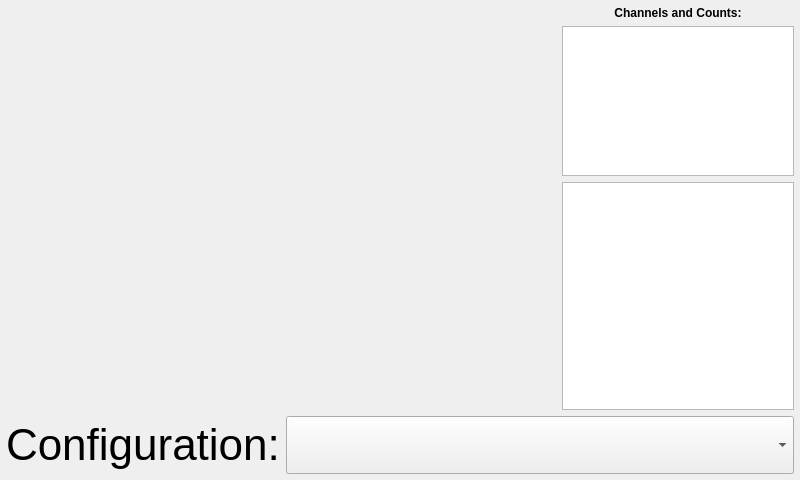
First picture: the form in ui/CameraLiveWidget.ui, repository kipr/botui, before the edit.
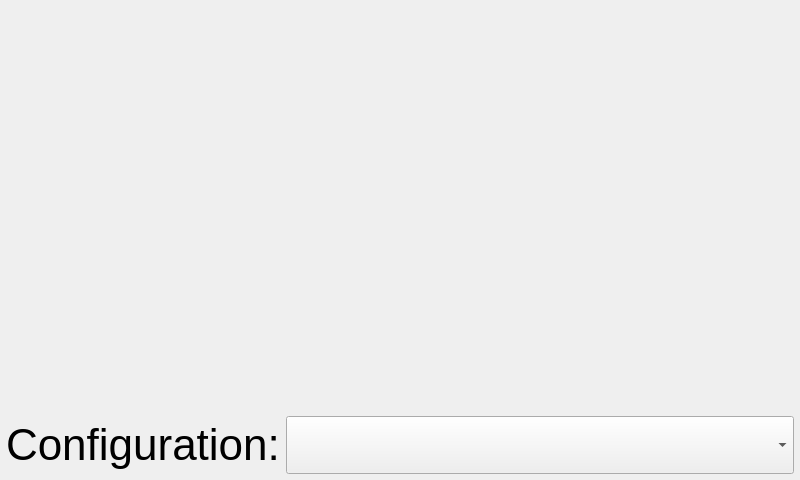
Second picture: the form after the edit. Custom widgets are drawn as their Qt base class.

Commit message: Removed unused boxes to right of camera live view

The edit to the form file:
```diff
--- a/ui/CameraLiveWidget.ui
+++ b/ui/CameraLiveWidget.ui
@@ -41,99 +41,6 @@
        </property>
       </widget>
      </item>
-     <item>
-      <layout class="QVBoxLayout" name="verticalLayout_3">
-       <item>
-        <widget class="QLabel" name="label_2">
-         <property name="font">
-          <font>
-           <weight>75</weight>
-           <bold>true</bold>
-          </font>
-         </property>
-         <property name="layoutDirection">
-          <enum>Qt::LeftToRight</enum>
-         </property>
-         <property name="text">
-          <string>Channels and Counts:</string>
-         </property>
-         <property name="alignment">
-          <set>Qt::AlignCenter</set>
-         </property>
-        </widget>
-       </item>
-       <item>
-        <widget class="QListView" name="channelView">
-         <property name="maximumSize">
-          <size>
-           <width>16777215</width>
-           <height>150</height>
-          </size>
-         </property>
-        </widget>
-       </item>
-       <item>
-        <widget class="QTableView" name="Values">
-         <property name="font">
-          <font>
-           <pointsize>22</pointsize>
-          </font>
-         </property>
-         <property name="editTriggers">
-          <set>QAbstractItemView::NoEditTriggers</set>
-         </property>
-         <property name="tabKeyNavigation">
-          <bool>false</bool>
-         </property>
-         <property name="showDropIndicator" stdset="0">
-          <bool>false</bool>
-         </property>
-         <property name="dragDropOverwriteMode">
-          <bool>false</bool>
-         </property>
-         <property name="alternatingRowColors">
-          <bool>true</bool>
-         </property>
-         <property name="selectionMode">
-          <enum>QAbstractItemView::SingleSelection</enum>
-         </property>
-         <property name="selectionBehavior">
-          <enum>QAbstractItemView::SelectRows</enum>
-         </property>
-         <property name="gridStyle">
-          <enum>Qt::NoPen</enum>
-         </property>
-         <property name="wordWrap">
-          <bool>false</bool>
-         </property>
-         <property name="cornerButtonEnabled">
-          <bool>false</bool>
-         </property>
-         <attribute name="horizontalHeaderVisible">
-          <bool>false</bool>
-         </attribute>
-         <attribute name="horizontalHeaderHighlightSections">
-          <bool>false</bool>
-         </attribute>
-         <attribute name="horizontalHeaderMinimumSectionSize">
-          <number>1</number>
-         </attribute>
-         <attribute name="horizontalHeaderStretchLastSection">
-          <bool>true</bool>
-         </attribute>
-         <attribute name="verticalHeaderVisible">
-          <bool>false</bool>
-         </attribute>
-         <attribute name="verticalHeaderDefaultSectionSize">
-          <number>22</number>
-         </attribute>
-         <attribute name="verticalHeaderHighlightSections">
-          <bool>false</bool>
-         </attribute>
-        </widget>
-       </item>
-      </layout>
-     </item>
     </layout>
    </item>
    <item>
```
Left out of the diff: 2 changed lines with no effect on the pictures. The commit also changes 1 other file.
